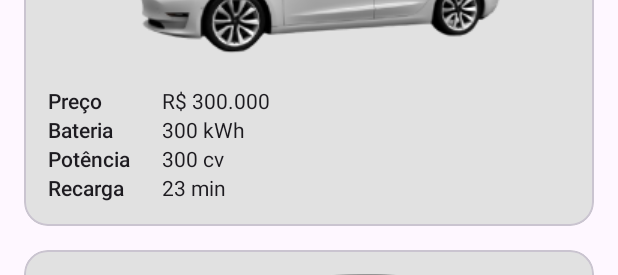
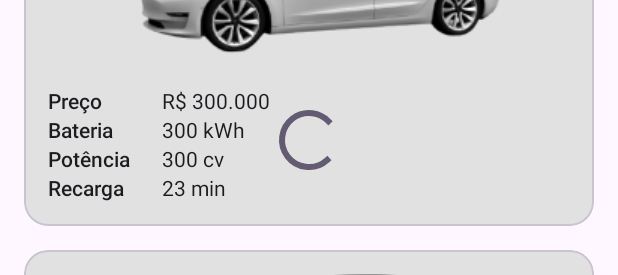
Before and after one commit to alinecarvalhopro/carros-eletricos-app, an Android app: the layout carro_fragment.xml on its own in the app's theme, with its tools: preview values and no code run, on a phone screen of 412 x 824 dp. Shown: the part 478-753 px from the top of the screen. Run offline under Robolectric (Android 15) with nearby library versions, the phone set to English and light mode, and no system bars.

```diff
--- a/app/src/main/AndroidManifest.xml
+++ b/app/src/main/AndroidManifest.xml
@@ -1,6 +1,8 @@
 <?xml version="1.0" encoding="utf-8"?>
 <manifest xmlns:android="http://schemas.android.com/apk/res/android"
     xmlns:tools="http://schemas.android.com/tools">
+
+    <uses-permission android:name="android.permission.INTERNET" />
 
     <application
         android:allowBackup="true"
@@ -21,8 +23,7 @@
                 <category android:name="android.intent.category.LAUNCHER" />
             </intent-filter>
         </activity>
-        <activity
-            android:name=".ui.CalcularAutonomiaActivity" />
+        <activity android:name=".ui.CalcularAutonomiaActivity" />
     </application>
 
 </manifest>
--- a/app/src/main/java/com/example/carroseletricosapp/data/FabricaDeCarros.kt
+++ b/app/src/main/java/com/example/carroseletricosapp/data/FabricaDeCarros.kt
@@ -10,7 +10,7 @@ object FabricaDeCarros {
          bateria = "300 kWh",
          potencia = "200cv",
          recarga = "30 min",
-         urlFoto = "www.google.com.br"
+         urlPhoto = "www.google.com.br"
      )
     )
 }
--- a/app/src/main/java/com/example/carroseletricosapp/domain/Carro.kt
+++ b/app/src/main/java/com/example/carroseletricosapp/domain/Carro.kt
@@ -6,5 +6,5 @@ data class Carro(
     val bateria: String,
     val potencia: String,
     val recarga: String,
-    val urlFoto: String
+    val urlPhoto: String
 )
--- a/app/src/main/res/layout/carro_fragment.xml
+++ b/app/src/main/res/layout/carro_fragment.xml
@@ -10,11 +10,13 @@
         android:layout_width="0dp"
         android:layout_height="0dp"
         app:layoutManager="androidx.recyclerview.widget.LinearLayoutManager"
+        android:visibility="gone"
         app:layout_constraintBottom_toBottomOf="parent"
         app:layout_constraintEnd_toEndOf="parent"
         app:layout_constraintStart_toStartOf="parent"
         app:layout_constraintTop_toTopOf="parent"
-        tools:listitem="@layout/carro_item" />
+        tools:listitem="@layout/carro_item"
+        tools:visibility="visible"/>
 
 
     <com.google.android.material.floatingactionbutton.FloatingActionButton
@@ -27,4 +29,17 @@
         app:layout_constraintEnd_toEndOf="parent"
         />
 
+    <ProgressBar
+        android:id="@+id/pb_loading"
+        style="?android:attr/progressBarStyle"
+        android:layout_width="wrap_content"
+        android:layout_height="wrap_content"
+        android:indeterminate="true"
+        android:visibility="gone"
+        app:layout_constraintBottom_toBottomOf="parent"
+        app:layout_constraintEnd_toEndOf="@+id/rv_lista_carros"
+        app:layout_constraintStart_toStartOf="@+id/rv_lista_carros"
+        app:layout_constraintTop_toTopOf="parent"
+        tools:visibility="visible" />
+
 </androidx.constraintlayout.widget.ConstraintLayout>
```
Also changed, not shown: app/src/main/java/com/example/carroseletricosapp/ui/CalcularAutonomiaActivity.kt (+7 -0 lines), app/src/main/java/com/example/carroseletricosapp/ui/CarroFragment.kt (+106 -5 lines), app/src/main/res/layout/activity_main.xml (+3 -5 lines), app/src/main/java/com/example/carroseletricosapp/ui/MainActivity.kt (line endings or trailing spaces).
